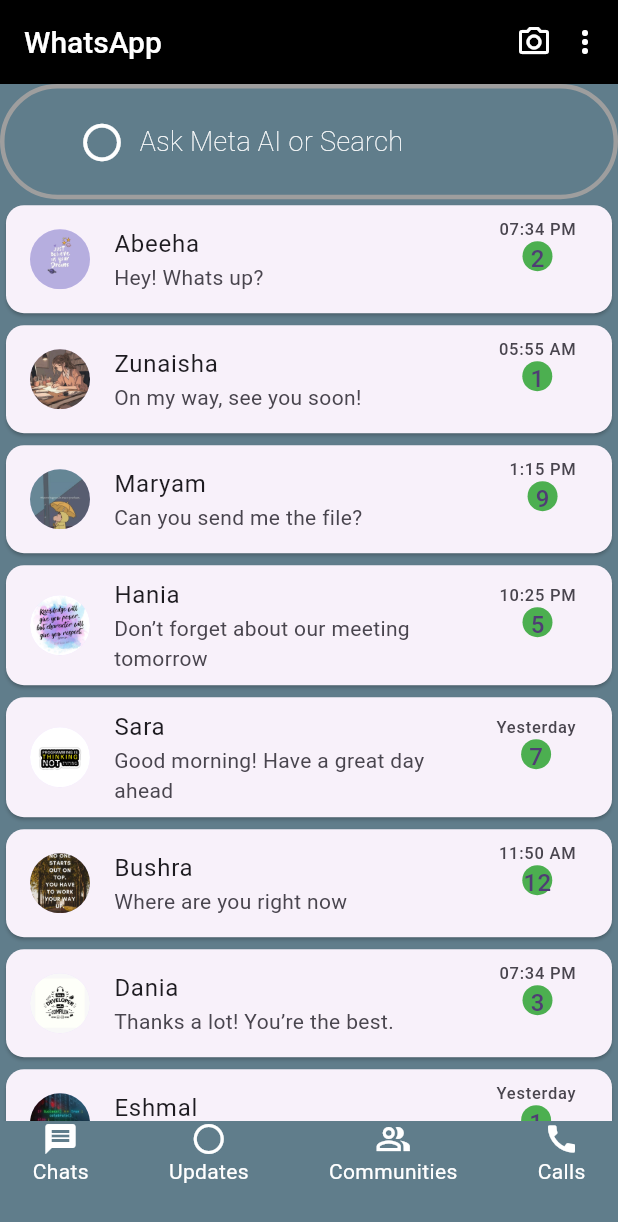
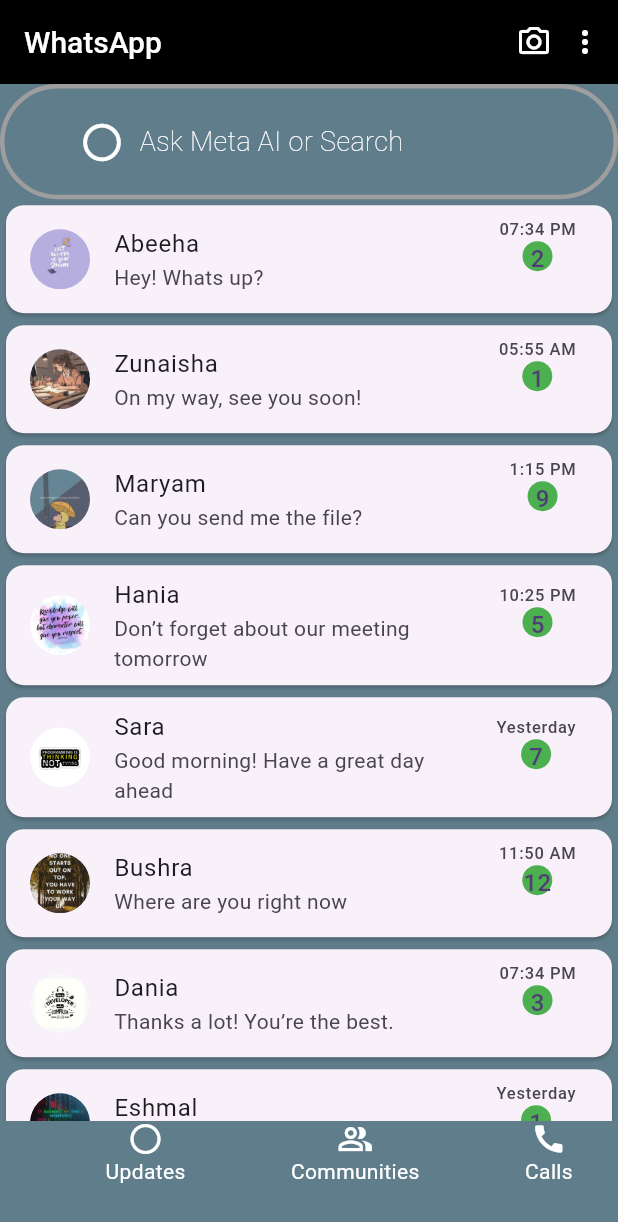
Before and after one commit to Areeba-ai05/WA-full-clone, a Flutter app: the ExpandedClass screen opened directly, on a phone screen of 412 x 824 dp. Shown: the top 1222 px of the screen. Run offline on Flutter 3.47's test engine with Material 3 defaults, Android fonts, the phone set to English and light mode, and no system bars; statements that could not run were skipped.

Commit message:
update code

```diff
--- a/lib/View/starting-view/intro-view/intro-view.dart
+++ b/lib/View/starting-view/intro-view/intro-view.dart
@@ -166,13 +166,7 @@ class ExpandedClass extends StatelessWidget {
             child: Row(
               mainAxisAlignment: MainAxisAlignment.spaceEvenly,
               children: [
-                Column(
-                  // mainAxisAlignment: MainAxisAlignment.spaceEvenly,
-                  children: [
-                    Icon(Icons.message, color: Colors.white),
-                    Text('Chats',style:TextStyle(color:Colors.white)),
-                  ],
-                ),
+
 
                 SizedBox(width: 10,),
                 Column(
```
Also changed, not shown: lib/Controller/widgets/button-navigation widget.dart (+16 -0 lines).
